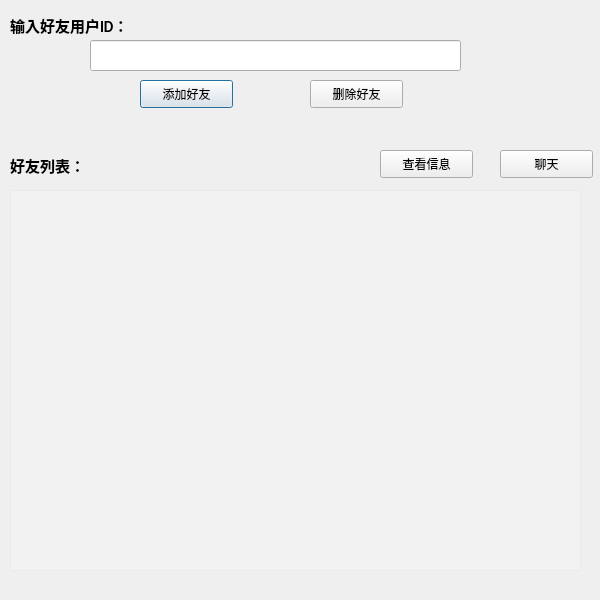
Qt form frienddialog.ui (xiewenhui777/BJUT_Cloud_Music) before a commit.
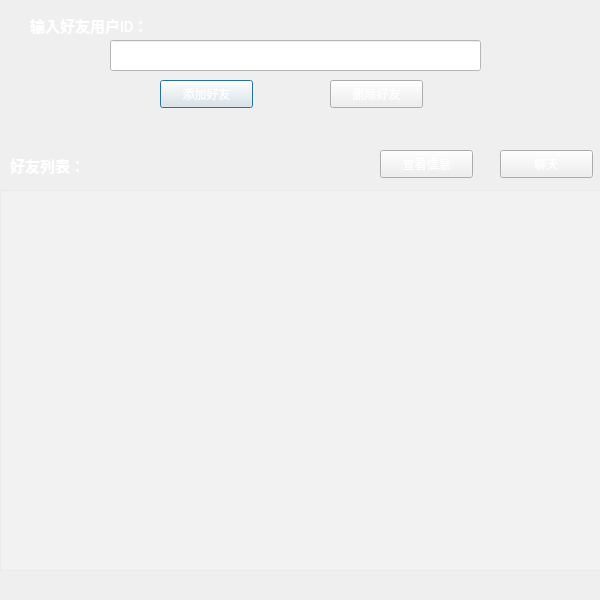
The same form after that commit. Icons and pictures are not drawn. Custom widgets are drawn as their Qt base class.

Patch:
```diff
--- a/frienddialog.ui
+++ b/frienddialog.ui
@@ -13,25 +13,44 @@
   <property name="windowTitle">
    <string>Dialog</string>
   </property>
+  <property name="styleSheet">
+   <string notr="true">background-image: url(:/image/image/background/bk.jpg);</string>
+  </property>
   <widget class="QLineEdit" name="SearchlineEdit">
    <property name="geometry">
     <rect>
-     <x>90</x>
+     <x>110</x>
      <y>40</y>
      <width>371</width>
      <height>31</height>
     </rect>
    </property>
+   <property name="font">
+    <font>
+     <family>Arial</family>
+     <pointsize>10</pointsize>
+     <weight>75</weight>
+     <bold>true</bold>
+    </font>
+   </property>
+   <property name="styleSheet">
+    <string notr="true">background-color: rgb(255, 255, 255);
+color: rgb(255, 255, 255);
+</string>
+   </property>
   </widget>
   <widget class="QPushButton" name="addfriend">
    <property name="geometry">
     <rect>
-     <x>140</x>
+     <x>160</x>
      <y>80</y>
      <width>93</width>
      <height>28</height>
     </rect>
    </property>
+   <property name="styleSheet">
+    <string notr="true">color: rgb(255, 255, 255);</string>
+   </property>
    <property name="text">
     <string>添加好友</string>
    </property>
@@ -39,12 +58,15 @@
   <widget class="QPushButton" name="deletefriend">
    <property name="geometry">
     <rect>
-     <x>310</x>
+     <x>330</x>
      <y>80</y>
      <width>93</width>
      <height>28</height>
     </rect>
    </property>
+   <property name="styleSheet">
+    <string notr="true">color: rgb(255, 255, 255);</string>
+   </property>
    <property name="text">
     <string>删除好友</string>
    </property>
@@ -52,7 +74,7 @@
   <widget class="QLabel" name="label">
    <property name="geometry">
     <rect>
-     <x>10</x>
+     <x>30</x>
      <y>10</y>
      <width>151</width>
      <height>31</height>
@@ -66,6 +88,9 @@
      <bold>true</bold>
     </font>
    </property>
+   <property name="styleSheet">
+    <string notr="true">color: rgb(255, 255, 255);</string>
+   </property>
    <property name="text">
     <string>输入好友用户ID：</string>
    </property>
@@ -87,6 +112,9 @@
      <bold>true</bold>
     </font>
    </property>
+   <property name="styleSheet">
+    <string notr="true">color: rgb(255, 255, 255);</string>
+   </property>
    <property name="text">
     <string>好友列表：</string>
    </property>
@@ -100,6 +128,9 @@
      <height>28</height>
     </rect>
    </property>
+   <property name="styleSheet">
+    <string notr="true">color: rgb(255, 255, 255);</string>
+   </property>
    <property name="text">
     <string>查看信息</string>
    </property>
@@ -113,16 +144,22 @@
      <height>28</height>
     </rect>
    </property>
+   <property name="styleSheet">
+    <string notr="true">color: rgb(255, 255, 255);</string>
+   </property>
    <property name="text">
     <string>聊天</string>
    </property>
+   <property name="flat">
+    <bool>false</bool>
+   </property>
   </widget>
   <widget class="MusicListWidget" name="friendlistWidget">
    <property name="geometry">
     <rect>
-     <x>10</x>
+     <x>0</x>
      <y>190</y>
-     <width>571</width>
+     <width>601</width>
      <height>381</height>
     </rect>
    </property>
```
